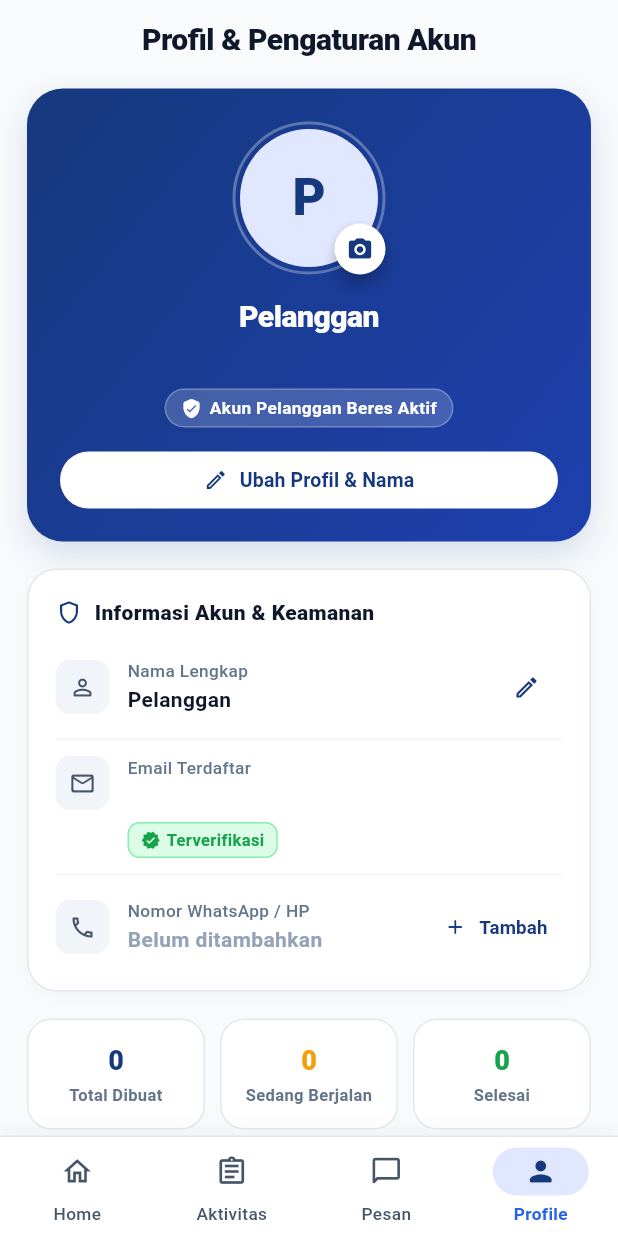
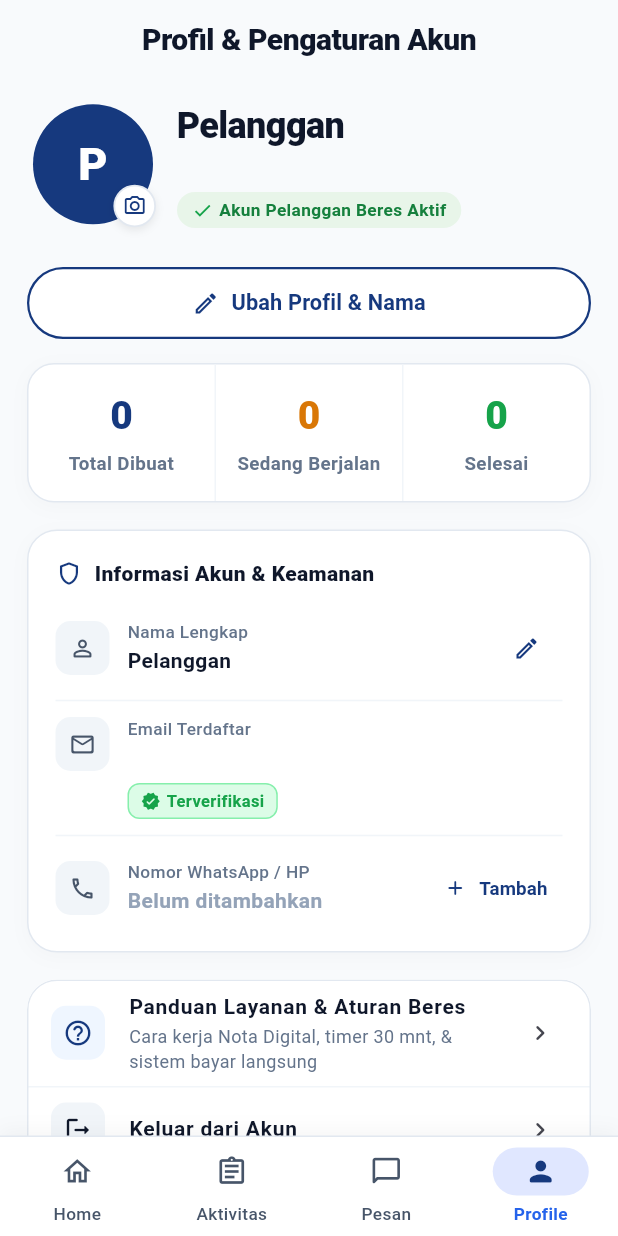
Before and after one commit to dhimskyyy/beres, a Flutter app: the screen it shows once a user with an empty profile is signed in, item 4 of the bottom bar chosen, on a phone screen of 412 x 824 dp. Run offline on Flutter 3.47's test engine with Material 3 defaults, Android fonts, the light colour scheme and no system bars; our stand-ins replace flutter_riverpod, geolocator, go_router, image_picker, supabase_flutter; accounts and stored records are empty; network calls fail.

Commit message:
style(profile): match profile header, outline button, and unified stats card to reference design

```diff
--- a/mobile/user/lib/features/home/user_home_screen.dart
+++ b/mobile/user/lib/features/home/user_home_screen.dart
@@ -2593,42 +2593,21 @@ class _UserHomeScreenState extends ConsumerState<UserHomeScreen> {
 
         const SizedBox(height: 18),
 
-        // 1. HERO PROFILE CARD (Gradient Navy, Avatar with Camera Overlay, Name, Role Badge, Edit Action)
-        Container(
-          padding: const EdgeInsets.all(22),
-          decoration: BoxDecoration(
-            gradient: const LinearGradient(
-              colors: [Color(0xFF16397E), Color(0xFF1E40AF)],
-              begin: Alignment.topLeft,
-              end: Alignment.bottomRight,
-            ),
-            borderRadius: BorderRadius.circular(24),
-            boxShadow: const [
-              BoxShadow(
-                color: Color(0x2616397E),
-                blurRadius: 18,
-                offset: Offset(0, 8),
-              ),
-            ],
-          ),
-          child: Column(
-            children: [
-              // Avatar with interactive camera badge
-              Stack(
-                alignment: Alignment.bottomRight,
-                children: [
-                  Container(
-                    padding: const EdgeInsets.all(3),
-                    decoration: BoxDecoration(
-                      shape: BoxShape.circle,
-                      border: Border.all(
-                        color: Colors.white.withValues(alpha: 0.3),
-                        width: 2,
-                      ),
-                    ),
-                    child: CircleAvatar(
-                      radius: 46,
-                      backgroundColor: const Color(0xFFE0E7FF),
+        // 1. PROFIL HEADER (Avatar + Kamera, Nama, Email, Role Pill Sesuai Gambar Referensi)
+        Padding(
+          padding: const EdgeInsets.symmetric(horizontal: 4, vertical: 8),
+          child: Row(
+            crossAxisAlignment: CrossAxisAlignment.center,
+            children: [
+              // Avatar dengan Badge Kamera di Sudut Kanan Bawah
+              GestureDetector(
+                onTap: _showAvatarOptionsSheet,
+                child: Stack(
+                  clipBehavior: Clip.none,
+                  children: [
+                    CircleAvatar(
+                      radius: 40,
+                      backgroundColor: const Color(0xFF16397E),
                       backgroundImage: (_profile?.avatarUrl != null &&
                               _profile!.avatarUrl!.trim().isNotEmpty)
                           ? NetworkImage(_profile!.avatarUrl!)
@@ -2636,130 +2615,192 @@ class _UserHomeScreenState extends ConsumerState<UserHomeScreen> {
                       child: _isUploadingAvatar
                           ? const CircularProgressIndicator(
                               strokeWidth: 2.5,
-                              color: Color(0xFF16397E),
+                              color: Colors.white,
                             )
                           : ((_profile?.avatarUrl == null ||
                                   _profile!.avatarUrl!.trim().isEmpty)
                               ? Text(
                                   initial,
                                   style: const TextStyle(
-                                    fontSize: 34,
+                                    fontSize: 30,
                                     fontWeight: FontWeight.w900,
-                                    color: Color(0xFF16397E),
+                                    color: Colors.white,
                                   ),
                                 )
                               : null),
                     ),
-                  ),
                     Positioned(
-                    right: 0,
-                    bottom: 0,
-                    child: Material(
+                      right: -2,
+                      bottom: -2,
+                      child: Container(
+                        padding: const EdgeInsets.all(5),
+                        decoration: BoxDecoration(
                           color: Colors.white,
-                      shape: const CircleBorder(),
-                      elevation: 4,
-                      child: InkWell(
-                        onTap: _showAvatarOptionsSheet,
-                        customBorder: const CircleBorder(),
-                        child: Container(
-                          padding: const EdgeInsets.all(8),
-                          decoration:
-                              const BoxDecoration(shape: BoxShape.circle),
+                          shape: BoxShape.circle,
+                          border: Border.all(
+                            color: const Color(0xFFE2E8F0),
+                            width: 1.2,
+                          ),
+                          boxShadow: const [
+                            BoxShadow(
+                              color: Color(0x14000000),
+                              blurRadius: 4,
+                              offset: Offset(0, 2),
+                            ),
+                          ],
+                        ),
                         child: const Icon(
-                            Icons.camera_alt_rounded,
-                            size: 18,
+                          Icons.camera_alt_outlined,
+                          size: 16,
                           color: Color(0xFF16397E),
                         ),
                       ),
                     ),
-                    ),
-                  ),
-                ],
-              ),
-
-              const SizedBox(height: 14),
-
-              // Name
+                  ],
+                ),
+              ),
+
+              const SizedBox(width: 16),
+
+              // Nama, Email, & Pill Akun Pelanggan Beres Aktif
+              Expanded(
+                child: Column(
+                  crossAxisAlignment: CrossAxisAlignment.start,
+                  mainAxisSize: MainAxisSize.min,
+                  children: [
                     Text(
                       name,
                       style: const TextStyle(
-                  fontSize: 20,
+                        fontSize: 24,
                         fontWeight: FontWeight.w800,
-                  color: Colors.white,
-                  letterSpacing: -0.3,
-                ),
-                textAlign: TextAlign.center,
-              ),
-
-              const SizedBox(height: 4),
-
-              // Email
+                        color: Color(0xFF0F172A),
+                        letterSpacing: -0.4,
+                      ),
+                    ),
+                    const SizedBox(height: 2),
                     Text(
                       email,
-                style: TextStyle(
-                  fontSize: 13,
+                      style: const TextStyle(
+                        fontSize: 13.5,
+                        color: Color(0xFF64748B),
                         fontWeight: FontWeight.w500,
-                  color: Colors.white.withValues(alpha: 0.85),
-                ),
-                textAlign: TextAlign.center,
-              ),
-
-              const SizedBox(height: 10),
-
-              // Role Pill
+                      ),
+                      maxLines: 1,
+                      overflow: TextOverflow.ellipsis,
+                    ),
+                    const SizedBox(height: 6),
                     Container(
-                padding:
-                    const EdgeInsets.symmetric(horizontal: 10, vertical: 4),
-                decoration: BoxDecoration(
-                  color: Colors.white.withValues(alpha: 0.18),
-                  borderRadius: BorderRadius.circular(20),
-                  border: Border.all(
-                    color: Colors.white.withValues(alpha: 0.25),
-                  ),
+                      padding: const EdgeInsets.symmetric(
+                        horizontal: 10,
+                        vertical: 4,
+                      ),
+                      decoration: BoxDecoration(
+                        color: const Color(0xFFE8F5E9),
+                        borderRadius: BorderRadius.circular(16),
                       ),
                       child: const Row(
                         mainAxisSize: MainAxisSize.min,
                         children: [
-                    Icon(Icons.verified_user_rounded,
-                        size: 14, color: Colors.white),
-                    SizedBox(width: 5),
+                          Icon(Icons.check, size: 14, color: Color(0xFF16A34A)),
+                          SizedBox(width: 4),
                           Text(
                             'Akun Pelanggan Beres Aktif',
                             style: TextStyle(
                               fontSize: 11.5,
                               fontWeight: FontWeight.w700,
-                        color: Colors.white,
-                      ),
-                    ),
-                  ],
-                ),
-              ),
-
-              const SizedBox(height: 16),
-
-              // Edit Profile Button
+                              color: Color(0xFF15803D),
+                            ),
+                          ),
+                        ],
+                      ),
+                    ),
+                  ],
+                ),
+              ),
+            ],
+          ),
+        ),
+
+        const SizedBox(height: 18),
+
+        // 2. TOMBOL OUTLINED: Ubah Profil & Nama Sesuai Gambar
         SizedBox(
-                height: 38,
-                child: ElevatedButton.icon(
-                  style: ElevatedButton.styleFrom(
+          width: double.infinity,
+          height: 48,
+          child: OutlinedButton.icon(
+            style: OutlinedButton.styleFrom(
+              side: const BorderSide(color: Color(0xFF16397E), width: 1.5),
+              shape: RoundedRectangleBorder(
+                borderRadius: BorderRadius.circular(24),
+              ),
               backgroundColor: Colors.white,
-                    foregroundColor: const Color(0xFF16397E),
-                    elevation: 0,
-                    padding: const EdgeInsets.symmetric(horizontal: 18),
-                    shape: RoundedRectangleBorder(
-                      borderRadius: BorderRadius.circular(20),
-                    ),
-                  ),
-                  icon: const Icon(Icons.edit_outlined, size: 16),
+            ),
+            icon: const Icon(Icons.edit_outlined,
+                size: 18, color: Color(0xFF16397E)),
             label: const Text(
               'Ubah Profil & Nama',
-                    style:
-                        TextStyle(fontSize: 13, fontWeight: FontWeight.w700),
+              style: TextStyle(
+                fontSize: 14.5,
+                fontWeight: FontWeight.w700,
+                color: Color(0xFF16397E),
+              ),
             ),
             onPressed: _showEditProfileBottomSheet,
           ),
         ),
-            ],
+
+        const SizedBox(height: 16),
+
+        // 3. STATS CARD TERSAMBUNG (Total Dibuat, Sedang Berjalan, Selesai Sesuai Gambar)
+        Container(
+          decoration: BoxDecoration(
+            color: Colors.white,
+            borderRadius: BorderRadius.circular(18),
+            border: Border.all(color: const Color(0xFFE2E8F0)),
+            boxShadow: const [
+              BoxShadow(
+                color: Color(0x06000000),
+                blurRadius: 10,
+                offset: Offset(0, 3),
+              ),
+            ],
+          ),
+          child: IntrinsicHeight(
+            child: Row(
+              children: [
+                Expanded(
+                  child: _buildSegmentStat(
+                    count: '${_myJobs.length}',
+                    label: 'Total Dibuat',
+                    color: const Color(0xFF16397E),
+                  ),
+                ),
+                const VerticalDivider(
+                  width: 1,
+                  thickness: 1,
+                  color: Color(0xFFF1F5F9),
+                ),
+                Expanded(
+                  child: _buildSegmentStat(
+                    count: '${_activeJobs.length}',
+                    label: 'Sedang Berjalan',
+                    color: const Color(0xFFD97706),
+                  ),
+                ),
+                const VerticalDivider(
+                  width: 1,
+                  thickness: 1,
+                  color: Color(0xFFF1F5F9),
+                ),
+                Expanded(
+                  child: _buildSegmentStat(
+                    count: '${_myJobs.length - _activeJobs.length}',
+                    label: 'Selesai',
+                    color: const Color(0xFF16A34A),
+                  ),
+                ),
+              ],
+            ),
           ),
         ),
 
@@ -3048,37 +3089,6 @@ class _UserHomeScreenState extends ConsumerState<UserHomeScreen> {
               ),
             ],
           ),
-        ),
-
-        const SizedBox(height: 18),
-
-        // 3. STATS ROW (Total Dibuat, Sedang Berjalan, Selesai)
-        Row(
-          children: [
-            Expanded(
-              child: _buildProfileStatCard(
-                '${_myJobs.length}',
-                'Total Dibuat',
-                const Color(0xFF16397E),
-              ),
-            ),
-            const SizedBox(width: 10),
-            Expanded(
-              child: _buildProfileStatCard(
-                '${_activeJobs.length}',
-                'Sedang Berjalan',
-                const Color(0xFFF59E0B),
-              ),
-            ),
-            const SizedBox(width: 10),
-            Expanded(
-              child: _buildProfileStatCard(
-                '${_myJobs.length - _activeJobs.length}',
-                'Selesai',
-                const Color(0xFF16A34A),
-              ),
-            ),
-          ],
         ),
 
         const SizedBox(height: 18),
@@ -3189,29 +3199,29 @@ class _UserHomeScreenState extends ConsumerState<UserHomeScreen> {
     );
   }
 
-  Widget _buildProfileStatCard(String count, String label, Color color) {
-    return Container(
-      padding: const EdgeInsets.symmetric(vertical: 14, horizontal: 8),
-      decoration: BoxDecoration(
-        color: Colors.white,
-        borderRadius: BorderRadius.circular(16),
-        border: Border.all(color: const Color(0xFFE2E8F0)),
-      ),
+  Widget _buildSegmentStat({
+    required String count,
+    required String label,
+    required Color color,
+  }) {
+    return Padding(
+      padding: const EdgeInsets.symmetric(vertical: 16, horizontal: 8),
       child: Column(
+        mainAxisSize: MainAxisSize.min,
         children: [
           Text(
             count,
             style: TextStyle(
-              fontSize: 18,
+              fontSize: 26,
               fontWeight: FontWeight.w900,
               color: color,
             ),
           ),
-          const SizedBox(height: 2),
+          const SizedBox(height: 4),
           Text(
             label,
             style: const TextStyle(
-              fontSize: 11,
+              fontSize: 12.5,
               fontWeight: FontWeight.w600,
               color: Color(0xFF64748B),
             ),
```
Lines whose indentation alone changed are shown as unchanged.
